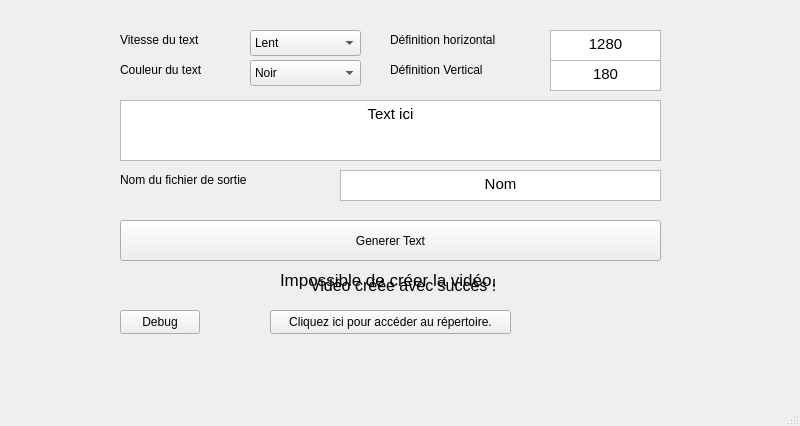
Old version of the form mainwindow.ui in the repository oxo140/Text-to-video-GUI.
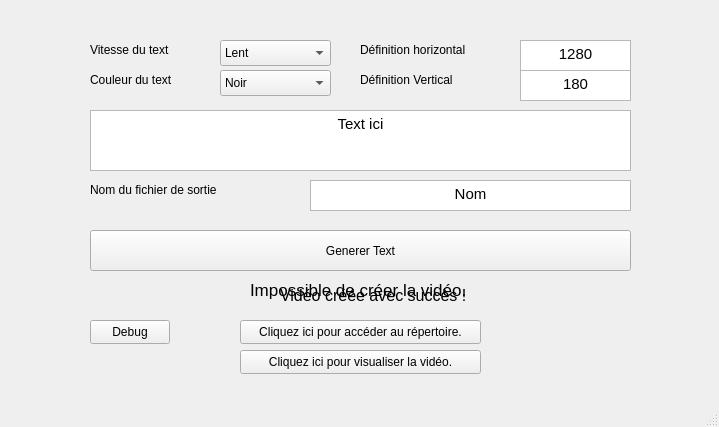
New version of the form.

The edit to the form file:
```diff
--- a/mainwindow.ui
+++ b/mainwindow.ui
@@ -6,8 +6,8 @@
    <rect>
     <x>0</x>
     <y>0</y>
-    <width>800</width>
-    <height>426</height>
+    <width>719</width>
+    <height>427</height>
    </rect>
   </property>
   <property name="windowTitle">
@@ -20,8 +20,8 @@
     </property>
     <property name="geometry">
      <rect>
-      <x>120</x>
-      <y>100</y>
+      <x>90</x>
+      <y>110</y>
       <width>541</width>
       <height>61</height>
      </rect>
@@ -40,8 +40,8 @@
    <widget class="QComboBox" name="comboBox">
     <property name="geometry">
      <rect>
-      <x>250</x>
-      <y>30</y>
+      <x>220</x>
+      <y>40</y>
       <width>111</width>
       <height>26</height>
      </rect>
@@ -65,8 +65,8 @@
    <widget class="QLabel" name="label">
     <property name="geometry">
      <rect>
-      <x>120</x>
-      <y>30</y>
+      <x>90</x>
+      <y>40</y>
       <width>101</width>
       <height>20</height>
      </rect>
@@ -78,8 +78,8 @@
    <widget class="QLabel" name="label_2">
     <property name="geometry">
      <rect>
-      <x>120</x>
-      <y>60</y>
+      <x>90</x>
+      <y>70</y>
       <width>161</width>
       <height>20</height>
      </rect>
@@ -91,8 +91,8 @@
    <widget class="QComboBox" name="comboBox_2">
     <property name="geometry">
      <rect>
-      <x>250</x>
-      <y>60</y>
+      <x>220</x>
+      <y>70</y>
       <width>111</width>
       <height>26</height>
      </rect>
@@ -121,8 +121,8 @@
    <widget class="QLabel" name="label_3">
     <property name="geometry">
      <rect>
-      <x>390</x>
-      <y>30</y>
+      <x>360</x>
+      <y>40</y>
       <width>161</width>
       <height>20</height>
      </rect>
@@ -134,8 +134,8 @@
    <widget class="QLabel" name="label_4">
     <property name="geometry">
      <rect>
-      <x>390</x>
-      <y>60</y>
+      <x>360</x>
+      <y>70</y>
       <width>161</width>
       <height>20</height>
      </rect>
@@ -150,8 +150,8 @@
     </property>
     <property name="geometry">
      <rect>
-      <x>550</x>
-      <y>30</y>
+      <x>520</x>
+      <y>40</y>
       <width>111</width>
       <height>31</height>
      </rect>
@@ -173,8 +173,8 @@
     </property>
     <property name="geometry">
      <rect>
-      <x>550</x>
-      <y>60</y>
+      <x>520</x>
+      <y>70</y>
       <width>111</width>
       <height>31</height>
      </rect>
@@ -193,8 +193,8 @@
    <widget class="QLabel" name="label_6">
     <property name="geometry">
      <rect>
-      <x>120</x>
-      <y>170</y>
+      <x>90</x>
+      <y>180</y>
       <width>171</width>
       <height>20</height>
      </rect>
@@ -209,8 +209,8 @@
     </property>
     <property name="geometry">
      <rect>
-      <x>340</x>
-      <y>170</y>
+      <x>310</x>
+      <y>180</y>
       <width>321</width>
       <height>31</height>
      </rect>
@@ -229,8 +229,8 @@
    <widget class="QPushButton" name="pushButton">
     <property name="geometry">
      <rect>
-      <x>120</x>
-      <y>220</y>
+      <x>90</x>
+      <y>230</y>
       <width>541</width>
       <height>41</height>
      </rect>
@@ -245,8 +245,8 @@
     </property>
     <property name="geometry">
      <rect>
-      <x>310</x>
-      <y>270</y>
+      <x>280</x>
+      <y>280</y>
       <width>211</width>
       <height>31</height>
      </rect>
@@ -267,8 +267,8 @@
     </property>
     <property name="geometry">
      <rect>
-      <x>280</x>
-      <y>270</y>
+      <x>250</x>
+      <y>280</y>
       <width>271</width>
       <height>20</height>
      </rect>
@@ -285,8 +285,8 @@
    <widget class="QPushButton" name="pushButton_2">
     <property name="geometry">
      <rect>
-      <x>270</x>
-      <y>310</y>
+      <x>240</x>
+      <y>320</y>
       <width>241</width>
       <height>24</height>
      </rect>
@@ -298,8 +298,8 @@
    <widget class="QPushButton" name="pushButton_3">
     <property name="geometry">
      <rect>
-      <x>120</x>
-      <y>310</y>
+      <x>90</x>
+      <y>320</y>
       <width>80</width>
       <height>24</height>
      </rect>
@@ -308,6 +308,30 @@
      <string>Debug</string>
     </property>
    </widget>
+   <widget class="QWidget" name="verticalLayoutWidget">
+    <property name="geometry">
+     <rect>
+      <x>860</x>
+      <y>190</y>
+      <width>160</width>
+      <height>80</height>
+     </rect>
+    </property>
+    <layout class="QVBoxLayout" name="verticalLayout"/>
+   </widget>
+   <widget class="QPushButton" name="pushButton_4">
+    <property name="geometry">
+     <rect>
+      <x>240</x>
+      <y>350</y>
+      <width>241</width>
+      <height>24</height>
+     </rect>
+    </property>
+    <property name="text">
+     <string>Cliquez ici pour visualiser la vidéo.</string>
+    </property>
+   </widget>
   </widget>
   <widget class="QStatusBar" name="statusbar"/>
   <widget class="QMenuBar" name="menubar">
```
Left out of the diff: 2 changed lines with no effect on the pictures.
